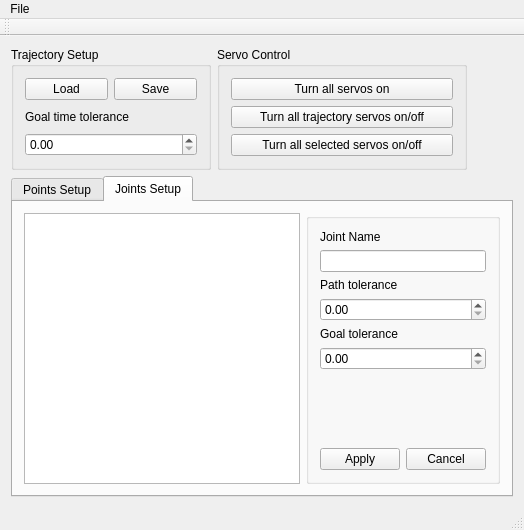
First picture: the form in sweetie_bot_joint_trajectory_editor/src/Editor.ui, repository sweetie-bot-project/sweetie_bot, before the edit.
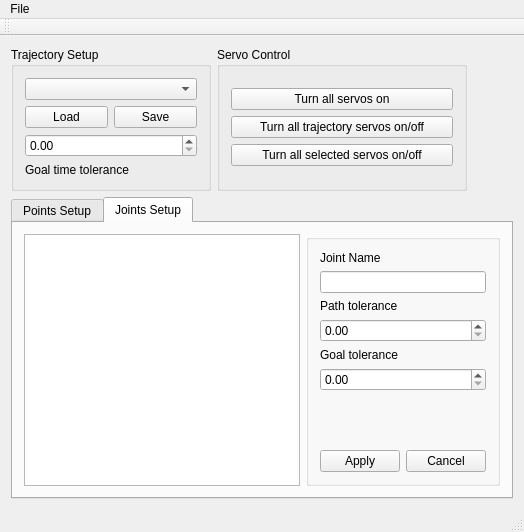
Second picture: the form after the edit. The open tabs and pages were chosen to show the change.

What changed in the file:
```diff
--- a/sweetie_bot_joint_trajectory_editor/src/Editor.ui
+++ b/sweetie_bot_joint_trajectory_editor/src/Editor.ui
@@ -51,6 +51,9 @@
           <layout class="QHBoxLayout" name="horizontalLayout_6">
            <item>
             <layout class="QVBoxLayout" name="verticalLayout_9">
+             <item>
+              <widget class="QComboBox" name="comboBox"/>
+             </item>
              <item>
               <layout class="QHBoxLayout" name="horizontalLayout_5">
                <item>
@@ -69,6 +72,9 @@
                </item>
               </layout>
              </item>
+             <item>
+              <widget class="QDoubleSpinBox" name="doubleSpinBox_3"/>
+             </item>
              <item>
               <widget class="QLabel" name="label_4">
                <property name="text">
@@ -76,9 +82,6 @@
                </property>
               </widget>
              </item>
-             <item>
-              <widget class="QDoubleSpinBox" name="doubleSpinBox_3"/>
-             </item>
             </layout>
            </item>
           </layout>
```
Left out of the diff: 2 changed lines with no effect on the pictures.
